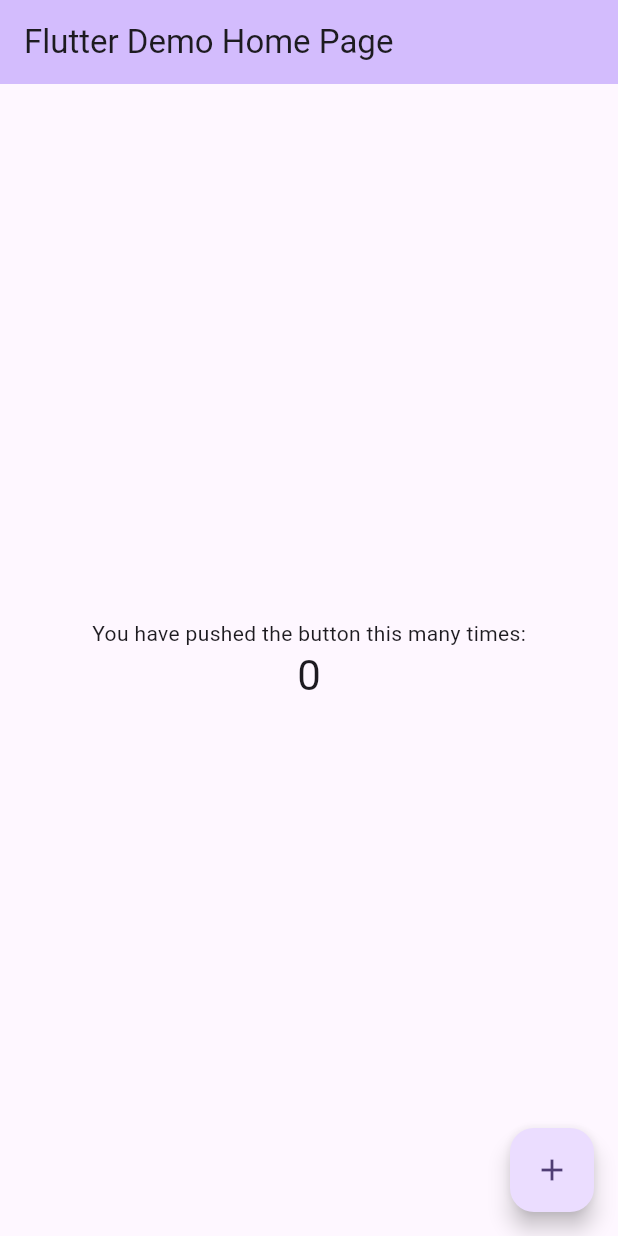
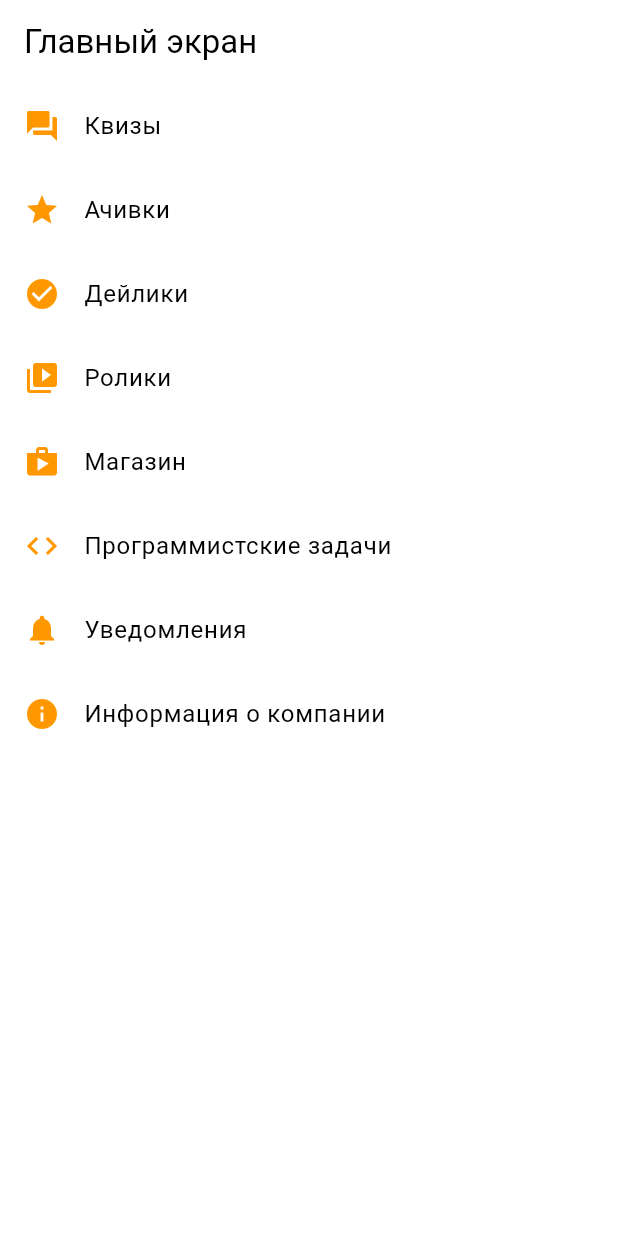
Before and after one commit to TwiLightDM/neoflex_quest, a Flutter app: the screen it shows after launch, on a phone screen of 412 x 824 dp. Run offline on Flutter 3.47's test engine with Material 3 defaults, Android fonts, the phone set to English and light mode, and no system bars.

Commit message:
+ Сделан шаблон

```diff
--- a/lib/main.dart
+++ b/lib/main.dart
@@ -1,65 +1,33 @@
 import 'package:flutter/material.dart';
+import 'pages/home_page.dart';
 
 void main() {
-  runApp(const MyApp());
+  runApp(MyApp());
 }
 
 class MyApp extends StatelessWidget {
-  const MyApp({super.key});
-
   @override
   Widget build(BuildContext context) {
     return MaterialApp(
-      title: 'Flutter Demo',
+      title: 'Геймифицированное приложение',
+      themeMode: ThemeMode.system,
       theme: ThemeData(
-        colorScheme: ColorScheme.fromSeed(seedColor: Colors.deepPurple),
+        primaryColor: Colors.orange,
+        colorScheme: ColorScheme.light(
+          primary: Colors.orange,
+          secondary: Colors.pink,
+        ),
+        visualDensity: VisualDensity.adaptivePlatformDensity,
       ),
-      home: const MyHomePage(title: 'Flutter Demo Home Page'),
+      darkTheme: ThemeData(
+        primaryColor: Colors.deepOrange,
+        colorScheme: ColorScheme.dark(
+          primary: Colors.deepOrange,
+          secondary: Colors.pinkAccent,
+        ),
+        visualDensity: VisualDensity.adaptivePlatformDensity,
+      ),
+      home: HomePage(),
     );
   }
 }
-
-class MyHomePage extends StatefulWidget {
-  const MyHomePage({super.key, required this.title});
-  final String title;
-
-  @override
-  State<MyHomePage> createState() => _MyHomePageState();
-}
-
-class _MyHomePageState extends State<MyHomePage> {
-  int _counter = 0;
-
-  void _incrementCounter() {
-    setState(() {
-      _counter++;
-    });
-  }
-
-  @override
-  Widget build(BuildContext context) {
-    return Scaffold(
-      appBar: AppBar(
-        backgroundColor: Theme.of(context).colorScheme.inversePrimary,
-        title: Text(widget.title),
-      ),
-      body: Center(
-        child: Column(
-          mainAxisAlignment: MainAxisAlignment.center,
-          children: <Widget>[
-            const Text('You have pushed the button this many times:'),
-            Text(
-              '$_counter',
-              style: Theme.of(context).textTheme.headlineMedium,
-            ),
-          ],
-        ),
-      ),
-      floatingActionButton: FloatingActionButton(
-        onPressed: _incrementCounter,
-        tooltip: 'Increment',
-        child: const Icon(Icons.add),
-      ),
-    );
-  }
-}
--- /dev/null
+++ b/lib/pages/achievements_page.dart
@@ -0,0 +1,11 @@
+import 'package:flutter/material.dart';
+
+class AchievementsPage extends StatelessWidget {
+  @override
+  Widget build(BuildContext context) {
+    return Scaffold(
+      appBar: AppBar(title: Text("Ачивки")),
+      body: Center(child: Text("Здесь будут ваши ачивки!", style: TextStyle(fontSize: 20))),
+    );
+  }
+}
--- /dev/null
+++ b/lib/pages/home_page.dart
@@ -0,0 +1,62 @@
+import 'package:flutter/material.dart';
+import 'quiz_page.dart';
+import 'achievements_page.dart';
+import 'daily_tasks_page.dart';
+import 'video_page.dart';
+import 'shop_page.dart';
+import 'programming_tasks_page.dart';
+import 'notifications_page.dart';
+import 'company_info_page.dart';
+
+class HomePage extends StatelessWidget {
+  @override
+  Widget build(BuildContext context) {
+    return Scaffold(
+      appBar: AppBar(title: Text("Главный экран")),
+      body: ListView(
+        children: [
+          ListTile(
+            leading: Icon(Icons.question_answer, color: Colors.orange),
+            title: Text("Квизы"),
+            onTap: () => Navigator.push(context, MaterialPageRoute(builder: (_) => QuizPage())),
+          ),
+          ListTile(
+            leading: Icon(Icons.star, color: Colors.orange),
+            title: Text("Ачивки"),
+            onTap: () => Navigator.push(context, MaterialPageRoute(builder: (_) => AchievementsPage())),
+          ),
+          ListTile(
+            leading: Icon(Icons.check_circle, color: Colors.orange),
+            title: Text("Дейлики"),
+            onTap: () => Navigator.push(context, MaterialPageRoute(builder: (_) => DailyTasksPage())),
+          ),
+          ListTile(
+            leading: Icon(Icons.video_collection, color: Colors.orange),
+            title: Text("Ролики"),
+            onTap: () => Navigator.push(context, MaterialPageRoute(builder: (_) => VideoPage())),
+          ),
+          ListTile(
+            leading: Icon(Icons.shop, color: Colors.orange),
+            title: Text("Магазин"),
+            onTap: () => Navigator.push(context, MaterialPageRoute(builder: (_) => ShopPage())),
+          ),
+          ListTile(
+            leading: Icon(Icons.code, color: Colors.orange),
+            title: Text("Программистские задачи"),
+            onTap: () => Navigator.push(context, MaterialPageRoute(builder: (_) => ProgrammingTasksPage())),
+          ),
+          ListTile(
+            leading: Icon(Icons.notifications, color: Colors.orange),
+            title: Text("Уведомления"),
+            onTap: () => Navigator.push(context, MaterialPageRoute(builder: (_) => NotificationsPage())),
+          ),
+          ListTile(
+            leading: Icon(Icons.info, color: Colors.orange),
+            title: Text("Информация о компании"),
+            onTap: () => Navigator.push(context, MaterialPageRoute(builder: (_) => CompanyInfoPage())),
+          ),
+        ],
+      ),
+    );
+  }
+}
--- /dev/null
+++ b/lib/pages/notifications_page.dart
@@ -0,0 +1,11 @@
+import 'package:flutter/material.dart';
+
+class NotificationsPage extends StatelessWidget {
+  @override
+  Widget build(BuildContext context) {
+    return Scaffold(
+      appBar: AppBar(title: Text("Уведомления")),
+      body: Center(child: Text("Все ваши уведомления здесь.", style: TextStyle(fontSize: 20))),
+    );
+  }
+}
--- /dev/null
+++ b/lib/pages/shop_page.dart
@@ -0,0 +1,11 @@
+import 'package:flutter/material.dart';
+
+class ShopPage extends StatelessWidget {
+  @override
+  Widget build(BuildContext context) {
+    return Scaffold(
+      appBar: AppBar(title: Text("Магазин")),
+      body: Center(child: Text("Добро пожаловать в магазин!", style: TextStyle(fontSize: 20))),
+    );
+  }
+}
```
Also changed, not shown: lib/models/achievement.dart (added, +7 -0 lines), lib/pages/company_info_page.dart (added, +11 -0 lines), lib/pages/daily_tasks_page.dart (added, +11 -0 lines), lib/pages/programming_tasks_page.dart (added, +11 -0 lines), lib/pages/progress_bar.dart (added, +15 -0 lines), lib/pages/quiz_page.dart (added, +11 -0 lines), lib/pages/video_page.dart (added, +11 -0 lines), 1 other file.
